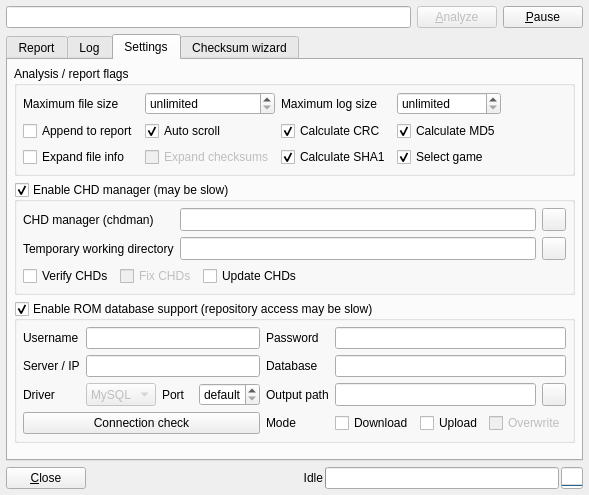
First picture: the form in romalyzer.ui, repository qmc2/qmc2-mame-fe, before the edit.
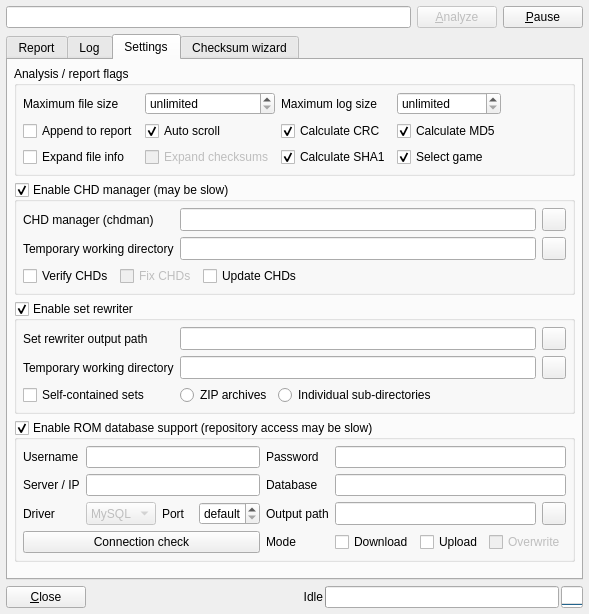
Second picture: the form after the edit. The open tabs and pages were chosen to show the change. Icons and pictures are not drawn.

Commit message: wip: ROMAlyzer: added a 'set rewriter' function (incomplete)

```diff
--- a/romalyzer.ui
+++ b/romalyzer.ui
@@ -8,7 +8,7 @@
     <x>0</x>
     <y>0</y>
     <width>589</width>
-    <height>495</height>
+    <height>614</height>
    </rect>
   </property>
   <property name="windowTitle">
@@ -800,6 +800,142 @@
          </layout>
         </widget>
        </item>
+       <item row="2" column="0">
+        <widget class="QGroupBox" name="groupBoxSetRewriter">
+         <property name="title">
+          <string>Enable set rewriter</string>
+         </property>
+         <property name="checkable">
+          <bool>true</bool>
+         </property>
+         <property name="checked">
+          <bool>true</bool>
+         </property>
+         <layout class="QGridLayout" name="gridLayout_5">
+          <item row="0" column="0">
+           <widget class="QLabel" name="labelSetRewriterOutputPath">
+            <property name="text">
+             <string>Set rewriter output path</string>
+            </property>
+           </widget>
+          </item>
+          <item row="0" column="1">
+           <widget class="QLineEdit" name="lineEditSetRewriterOutputPath">
+            <property name="sizePolicy">
+             <sizepolicy hsizetype="Expanding" vsizetype="Minimum">
+              <horstretch>0</horstretch>
+              <verstretch>0</verstretch>
+             </sizepolicy>
+            </property>
+            <property name="toolTip">
+             <string>Output path for the set rewriter (WARNING: existing files will be overwritten!)</string>
+            </property>
+           </widget>
+          </item>
+          <item row="0" column="2">
+           <widget class="QToolButton" name="toolButtonBrowseSetRewriterOutputPath">
+            <property name="sizePolicy">
+             <sizepolicy hsizetype="Fixed" vsizetype="Minimum">
+              <horstretch>0</horstretch>
+              <verstretch>0</verstretch>
+             </sizepolicy>
+            </property>
+            <property name="toolTip">
+             <string>Browse output path for the set rewriter</string>
+            </property>
+            <property name="icon">
+             <iconset resource="qmc2.qrc">
+              <normaloff>:/data/img/fileopen.png</normaloff>:/data/img/fileopen.png</iconset>
+            </property>
+           </widget>
+          </item>
+          <item row="1" column="0">
+           <widget class="QLabel" name="labelSetRewriterTemporaryWorkingDirectory">
+            <property name="text">
+             <string>Temporary working directory</string>
+            </property>
+           </widget>
+          </item>
+          <item row="1" column="1">
+           <widget class="QLineEdit" name="lineEditSetRewriterTemporaryWorkingDirectory">
+            <property name="sizePolicy">
+             <sizepolicy hsizetype="Expanding" vsizetype="Minimum">
+              <horstretch>0</horstretch>
+              <verstretch>0</verstretch>
+             </sizepolicy>
+            </property>
+            <property name="toolTip">
+             <string>Temporary directory used by the set rewriter (read and write)</string>
+            </property>
+           </widget>
+          </item>
+          <item row="1" column="2">
+           <widget class="QToolButton" name="toolButtonBrowseSetRewriterTemporaryWorkingDirectory">
+            <property name="sizePolicy">
+             <sizepolicy hsizetype="Fixed" vsizetype="Minimum">
+              <horstretch>0</horstretch>
+              <verstretch>0</verstretch>
+             </sizepolicy>
+            </property>
+            <property name="toolTip">
+             <string>Browse temporary working directory for the set rewriter</string>
+            </property>
+            <property name="icon">
+             <iconset resource="qmc2.qrc">
+              <normaloff>:/data/img/fileopen.png</normaloff>:/data/img/fileopen.png</iconset>
+            </property>
+           </widget>
+          </item>
+          <item row="2" column="0">
+           <widget class="QCheckBox" name="checkBoxSetRewriterSelfContainedSets">
+            <property name="toolTip">
+             <string>Create sets that do not need parent sets (otherwise create merged sets, which is recommended)</string>
+            </property>
+            <property name="text">
+             <string>Self-contained sets</string>
+            </property>
+           </widget>
+          </item>
+          <item row="2" column="1" colspan="2">
+           <layout class="QHBoxLayout" name="horizontalLayout_2">
+            <item>
+             <widget class="QRadioButton" name="radioButtonSetRewriterZipArchives">
+              <property name="toolTip">
+               <string>Produce ZIP archived sets (recommended)</string>
+              </property>
+              <property name="text">
+               <string>ZIP archives</string>
+              </property>
+             </widget>
+            </item>
+            <item>
+             <widget class="QRadioButton" name="radioButtonSetRewriterIndividualDirectories">
+              <property name="toolTip">
+               <string>Produce sets in individual sub-directories (not recommended)</string>
+              </property>
+              <property name="text">
+               <string>Individual sub-directories</string>
+              </property>
+             </widget>
+            </item>
+            <item>
+             <spacer name="horizontalSpacer_3">
+              <property name="orientation">
+               <enum>Qt::Horizontal</enum>
+              </property>
+              <property name="sizeHint" stdset="0">
+               <size>
+                <width>40</width>
+                <height>20</height>
+               </size>
+              </property>
+             </spacer>
+            </item>
+           </layout>
+          </item>
+         </layout>
+        </widget>
+       </item>
       </layout>
      </widget>
      <widget class="QWidget" name="tabChecksumWizard">
```
Left out of the diff: 22 changed lines with no effect on the pictures. The commit also changes 13 other files.
